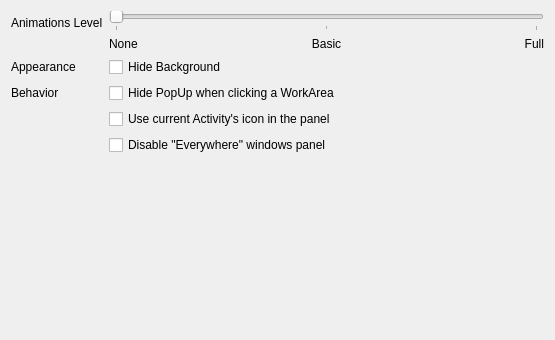
psifidotos/workflow-project, file package/contents/ui/config.ui: the form before one commit.
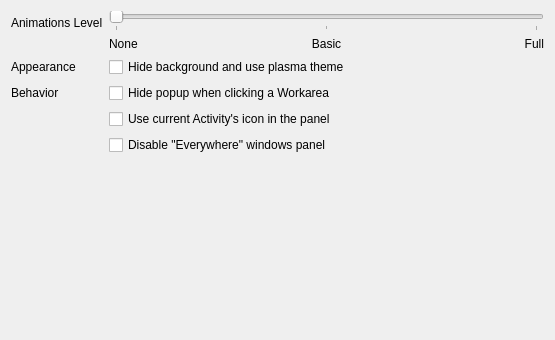
The form after the commit.

The edit to the form file:
```diff
--- a/package/contents/ui/config.ui
+++ b/package/contents/ui/config.ui
@@ -99,7 +99,7 @@
       <string>&lt;html&gt;&lt;head/&gt;&lt;body&gt;&lt;p&gt;Hide the background from the plasmoid and use the default one.&lt;/p&gt;&lt;/body&gt;&lt;/html&gt;</string>
      </property>
      <property name="text">
-      <string>Hide Background</string>
+      <string>Hide background and use plasma theme</string>
      </property>
     </widget>
    </item>
@@ -119,7 +119,7 @@
       <string>&lt;html&gt;&lt;head/&gt;&lt;body&gt;&lt;p&gt;This option is available only when the plasmoid is in a panel. You can hide the PopUp when you click on a WorkArea&lt;/p&gt;&lt;/body&gt;&lt;/html&gt;</string>
      </property>
      <property name="text">
-      <string>Hide PopUp when clicking a WorkArea</string>
+      <string>Hide popup when clicking a Workarea</string>
      </property>
     </widget>
    </item>
```
